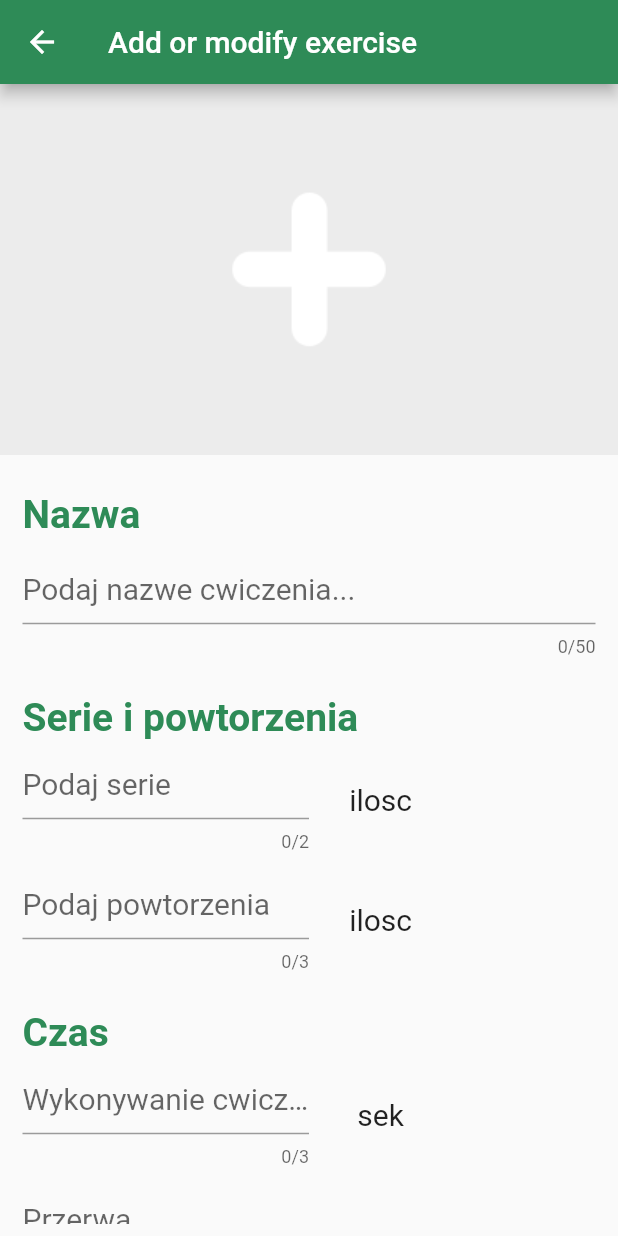
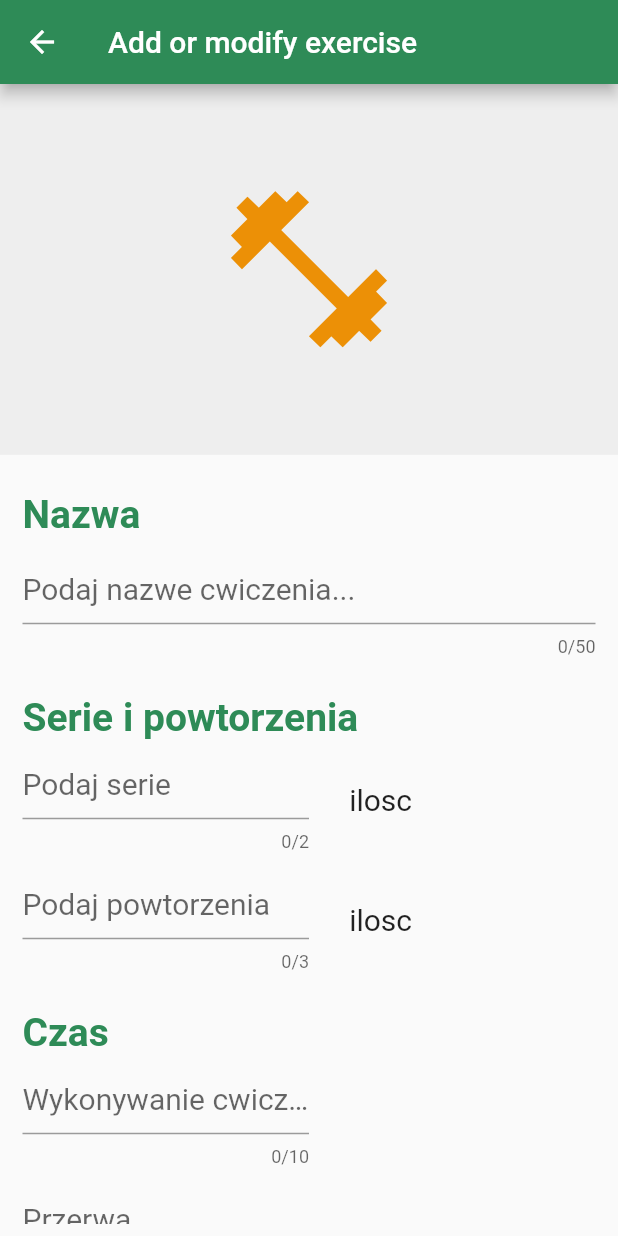
Before and after one commit to zysek11/LifestyleApplication, a Flutter app: the AddModExercise screen opened directly, on a phone screen of 412 x 824 dp. Run offline on Flutter 3.47's test engine with Material 2 defaults, Android fonts, the light colour scheme and no system bars; our stand-ins replace getwidget, google_nav_bar, hive, hive_flutter, image_picker; accounts and stored records are empty.

Commit message:
zmiany w cwiczeniach
przerobiono wyglad dla cwiczen dla 3 kategorii w podobnym stylu do diet, oprocz tego panel edycji i dodawania ujednolicono do 1 klasy zewnetrznej jako tryb (przekazywana zmienna jak w dietach). Calosc wyglada ladniej i lepiej dziala pod wzgledem mechanizmu.

```diff
--- a/lib/Pages/exerciseMenu/AddModExercise.dart
+++ b/lib/Pages/exerciseMenu/AddModExercise.dart
@@ -70,6 +70,19 @@ class _AddModExerciseState extends State<AddModExercise> {
     }
   }
 
+  IconData _getIconForBoxName(String boxName) {
+    switch (boxName) {
+      case 'exercises':
+        return Icons.sports_gymnastics;
+      case 'exercisesGym':
+        return Icons.fitness_center;
+      case 'exercisesVolley':
+        return Icons.sports_volleyball;
+      default:
+        return Icons.add;
+    }
+  }
+
   //void saveExercise() {
   //  for (var i = 0; i < ingrControllers.length; i++) {
   //    ingredientList[i] = ingrControllers[i].text;
@@ -104,10 +117,13 @@ class _AddModExerciseState extends State<AddModExercise> {
                 Container(
                   width: MediaQuery.of(context).size.width,
                   height: MediaQuery.of(context).size.height * 0.3,
-                  decoration: BoxDecoration(
-                    image: const DecorationImage(
-                      image: AssetImage('assets/images/plus2.png'),
-                      fit: BoxFit.cover,
+                  child: Container(
+                    color: Colors.grey.shade200,
+                    child: Icon(
+                      _getIconForBoxName(widget.boxName),
+                      size: 125,
+                      color: Color(
+                          0xFFEC9006),
                     ),
                   ),
                 ),
@@ -135,6 +151,7 @@ class _AddModExerciseState extends State<AddModExercise> {
                         unitText: "ilosc",
                         maxLength: 2,
                         keybordType: TextInputType.number,
+                        textAlign: TextAlign.start,
                         tec: seriesController,
                       ),
                       SizedBox(height: 10),
@@ -143,6 +160,7 @@ class _AddModExerciseState extends State<AddModExercise> {
                         unitText: "ilosc",
                         maxLength: 3,
                         keybordType: TextInputType.number,
+                        textAlign: TextAlign.start,
                         tec: repeatsController,
                       ),
                       SizedBox(height: 10,),
@@ -150,17 +168,19 @@ class _AddModExerciseState extends State<AddModExercise> {
                       NameCont(name: "Czas"),
                       MacroRow(
                         carbohydratesHint: "Wykonywanie cwiczenia",
-                        unitText: "sek",
-                        maxLength: 3,
+                        unitText: "",
+                        maxLength: 10,
                         keybordType: TextInputType.number,
+                        textAlign: TextAlign.start,
                         tec: seriesTimeController,
                       ),
                       SizedBox(height: 10,),
                       MacroRow(
                         carbohydratesHint: "Przerwa",
-                        unitText: "sek",
-                        maxLength: 3,
+                        unitText: "",
+                        maxLength: 10,
                         keybordType: TextInputType.number,
+                        textAlign: TextAlign.start,
                         tec: breakTimeController,
                       ),
                       SizedBox(height: 20),
@@ -183,8 +203,8 @@ class _AddModExerciseState extends State<AddModExercise> {
                           {
                             final exercise = Exercise(
                                 nameController.text,
+                                int.parse(seriesController.text),
                                 int.parse(repeatsController.text),
-                                int.parse(seriesController.text),
                                 seriesTimeController.text,
                                 breakTimeController.text,
                                 descController.text
@@ -228,6 +248,7 @@ class MacroRow extends StatelessWidget {
   final String unitText;
   final int maxLength;
   final TextInputType keybordType;
+  final TextAlign textAlign;
   final TextEditingController tec;
 
   const MacroRow(
@@ -236,6 +257,7 @@ class MacroRow extends StatelessWidget {
         required this.unitText,
         required this.maxLength,
         required this.keybordType,
+        required this.textAlign,
         required this.tec})
       : super(key: key);
 
@@ -250,6 +272,7 @@ class MacroRow extends StatelessWidget {
               hintTF: carbohydratesHint,
               maxLength: maxLength,
               keybordType: keybordType,
+              textAlign: textAlign,
               validator: (value) {
                 if (value == null || value.isEmpty) {
                   return 'To pole jest wymagane';
@@ -286,6 +309,7 @@ class TextFieldBlack extends StatelessWidget {
   final int maxLines;
   final int minLines;
   final TextInputType keybordType;
+  final TextAlign textAlign;
   final String? Function(String?)? validator;
   final TextEditingController tec;
 
@@ -297,6 +321,7 @@ class TextFieldBlack extends StatelessWidget {
     this.maxLines = 1,
     this.minLines = 1,
     this.keybordType = TextInputType.text,
+    this.textAlign = TextAlign.start,
     this.validator,
     required this.tec
   }) : super(key: key);
@@ -311,6 +336,7 @@ class TextFieldBlack extends StatelessWidget {
         maxLines: maxLines,
         minLines: minLines,
         keyboardType: keybordType,
+        textAlign: textAlign,
         validator: validator,
         style: TextStyle(color: Colors.black, fontSize: 20),
         decoration: InputDecoration(
--- a/lib/Pages/exerciseMenu/ExerciseGym.dart
+++ b/lib/Pages/exerciseMenu/ExerciseGym.dart
@@ -70,7 +70,7 @@ class _ExerciseGymState extends State<ExerciseGym> {
                             context,
                             MaterialPageRoute(
                                 builder: (context) => AddModExercise(
-                                    editMode: true, index: index, boxName: "ExercisesGym",)),
+                                    editMode: true, index: index, boxName: "exercisesGym",)),
                           ).then((value) {
                             if (value == true) {
                               setState(() {
@@ -377,7 +377,7 @@ class _ExerciseGymState extends State<ExerciseGym> {
                   context,
                   MaterialPageRoute(
                       builder: (context) =>
-                          AddModExercise(editMode: false, index: -1, boxName: "ExercisesGym",)),
+                          AddModExercise(editMode: false, index: -1, boxName: "exercisesGym",)),
                 ).then((value) {
                   if (value == true) {
                     setState(() {
--- a/lib/Pages/exerciseMenu/ExerciseStretch.dart
+++ b/lib/Pages/exerciseMenu/ExerciseStretch.dart
@@ -100,7 +100,7 @@ class _ExerciseStretchState extends State<ExerciseStretch> {
                                     child: Padding(
                                       padding: const EdgeInsets.all(5.0),
                                       child: Icon(
-                                        Icons.fitness_center, // Ikona hantla
+                                        Icons.sports_gymnastics, // Ikona hantla
                                         size: 80, // Rozmiar ikony
                                         color: Color(
                                             0xFFEC9006), // Kolor ikony
--- a/lib/Pages/exerciseMenu/ExerciseVolley.dart
+++ b/lib/Pages/exerciseMenu/ExerciseVolley.dart
@@ -99,7 +99,7 @@ class _ExerciseVolleyState extends State<ExerciseVolley> {
                                     child: Padding(
                                       padding: const EdgeInsets.all(5.0),
                                       child: Icon(
-                                        Icons.fitness_center, // Ikona hantla
+                                        Icons.sports_volleyball, // Ikona hantla
                                         size: 80, // Rozmiar ikony
                                         color: Color(
                                             0xFFEC9006), // Kolor ikony
```
